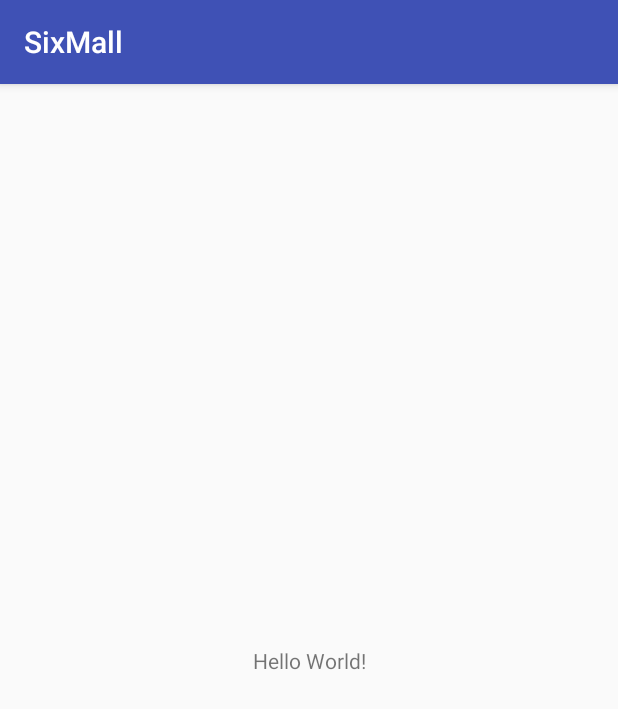
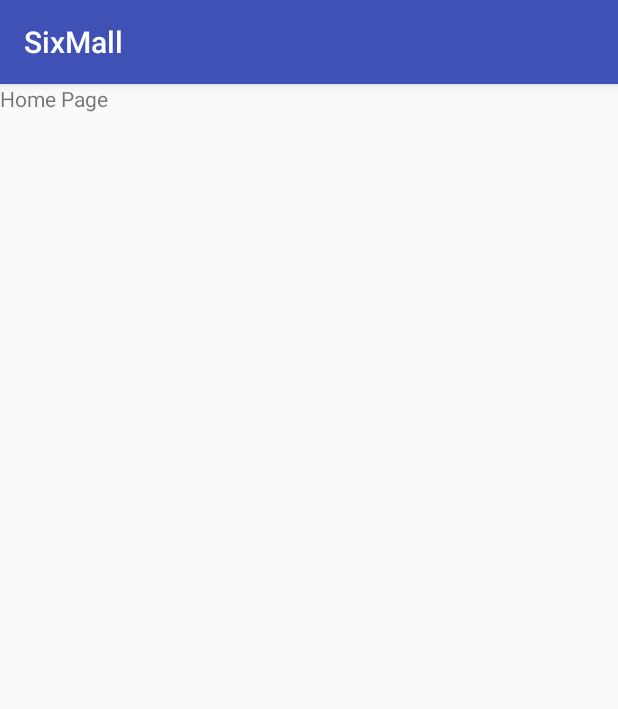
Before and after one commit to SixCan/SixMall, an Android app: the screen it shows after launch (SplashActivity before the commit, HomeActivity after it), on a phone screen of 412 x 824 dp. Shown: the top 709 px of the screen. Run offline under Robolectric (Android 15) with nearby library versions, the phone set to English and light mode, and no system bars.

Commit message:
home page, back-end  server

```diff
--- a/android/SixMall/app/src/main/AndroidManifest.xml
+++ b/android/SixMall/app/src/main/AndroidManifest.xml
@@ -17,7 +17,7 @@
             </intent-filter>
         </activity>
 
-
+        <activity android:name=".biz.home.HomeActivity"/>
 
 
     </application>
--- a/android/SixMall/app/src/main/java/ca/six/mall/biz/home/HomeActivity.kt
+++ b/android/SixMall/app/src/main/java/ca/six/mall/biz/home/HomeActivity.kt
@@ -1,4 +1,15 @@
 package ca.six.mall.biz.home
 
-class HomeActivity {
+import android.os.Bundle
+import ca.six.mall.R
+import ca.six.mall.core.BaseActivity
+
+class HomeActivity : BaseActivity() {
+
+    override fun onCreate(savedInstanceState: Bundle?) {
+        super.onCreate(savedInstanceState)
+        setContentView(R.layout.activity_home)
+    }
+
+
 }
--- a/android/SixMall/app/src/main/java/ca/six/mall/biz/splash/SplashActivity.kt
+++ b/android/SixMall/app/src/main/java/ca/six/mall/biz/splash/SplashActivity.kt
@@ -1,13 +1,38 @@
 package ca.six.mall.biz.splash
 
+import android.annotation.SuppressLint
 import android.os.Bundle
+import android.os.Handler
+import android.os.Message
 import ca.six.mall.R
+import ca.six.mall.biz.home.HomeActivity
 import ca.six.mall.core.BaseActivity
+import ca.six.mall.util.nav
 
 class SplashActivity : BaseActivity() {
+    val ACTION_ID_SPLASH_DONE = 11
+    val DURATION_SPLASH = 2000L
 
     override fun onCreate(savedInstanceState: Bundle?) {
         super.onCreate(savedInstanceState)
         setContentView(R.layout.activity_splash)
+
+        handler.sendEmptyMessageDelayed(ACTION_ID_SPLASH_DONE, DURATION_SPLASH)
+
+    }
+
+    val handler = @SuppressLint("HandlerLeak")
+    object : Handler() {
+        override fun handleMessage(msg: Message) {
+            if (msg.what == ACTION_ID_SPLASH_DONE) {
+                this@SplashActivity.nav(HomeActivity::class.java)
+                this@SplashActivity.finish()
+            }
+        }
+    };
+
+    override fun onDestroy() {
+        handler.removeMessages(ACTION_ID_SPLASH_DONE)
+        super.onDestroy()
     }
 }
--- a/android/SixMall/app/src/main/res/layout/activity_home.xml
+++ b/android/SixMall/app/src/main/res/layout/activity_home.xml
@@ -1,7 +1,11 @@
 <?xml version="1.0" encoding="utf-8"?>
 <android.support.constraint.ConstraintLayout
     xmlns:android="http://schemas.android.com/apk/res/android"
-    android:layout_width="match_parent"
-    android:layout_height="match_parent">
+    android:layout_width="match_parent" android:layout_height="match_parent">
+
+    <TextView
+        android:layout_width="wrap_content"
+        android:layout_height="wrap_content"
+        android:text="Home Page"/>
 
 </android.support.constraint.ConstraintLayout>
--- a/android/SixMall/build.gradle
+++ b/android/SixMall/build.gradle
@@ -7,7 +7,7 @@ buildscript {
         jcenter()
     }
     dependencies {
-        classpath 'com.android.tools.build:gradle:3.1.3'
+        classpath 'com.android.tools.build:gradle:3.1.4'
         classpath "org.jetbrains.kotlin:kotlin-gradle-plugin:$kotlin_version"
 
         // NOTE: Do not place your application dependencies here; they belong
```
Also changed, not shown: 1 other file.
